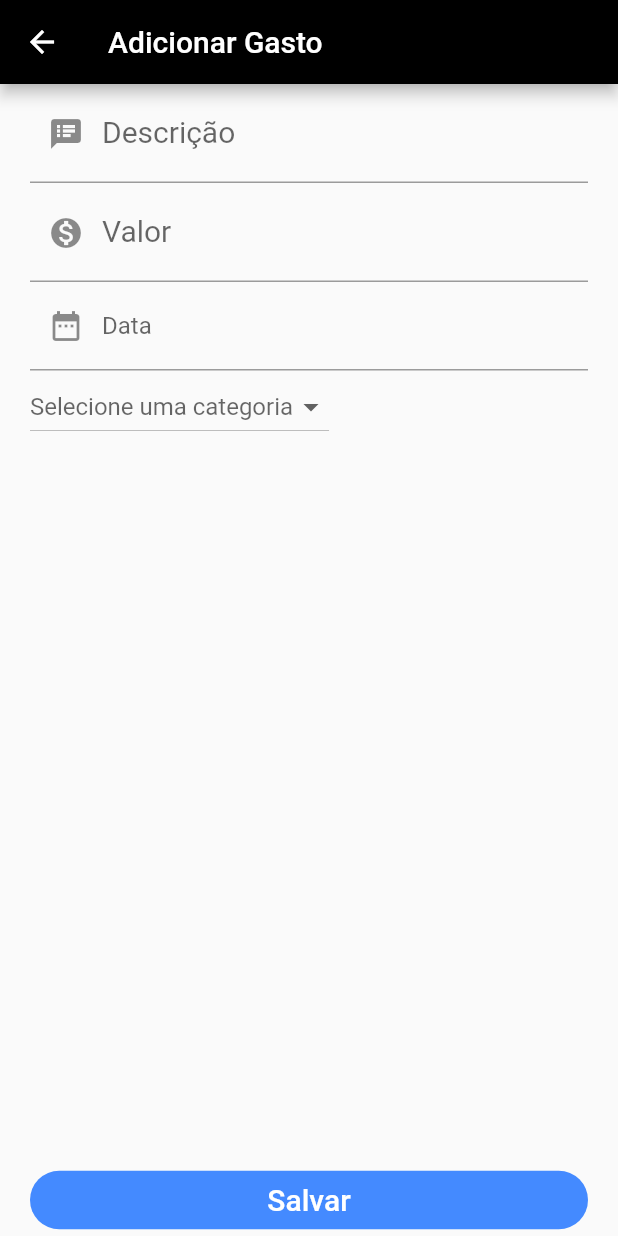
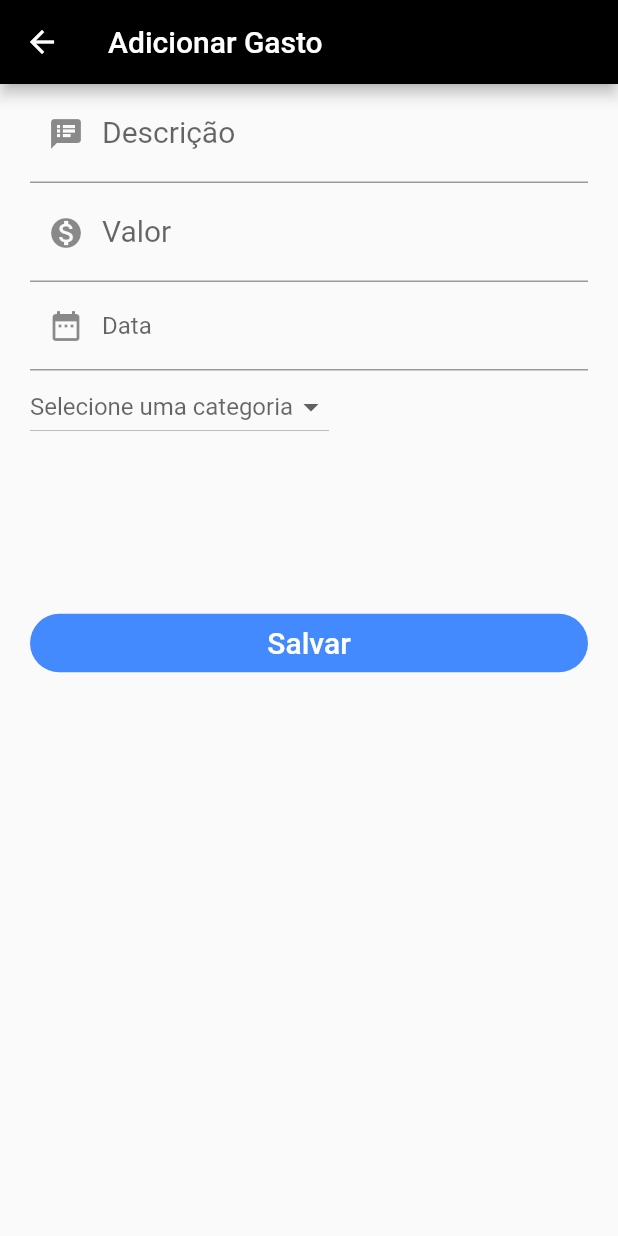
Before and after one commit to Kotayz/gerenciamento-de-financas, a Flutter app: the AddExpensePage screen opened directly, on a phone screen of 412 x 824 dp. Run offline on Flutter 3.47's test engine with Material 2 defaults, Android fonts, the phone set to English and light mode, and no system bars; drawn by our look-alikes of datetime_picker_formfield; our stand-ins replace carousel_slider, dio, flutter_clean_architecture, font_awesome_flutter, shared_preferences; accounts and stored records are empty.

Commit message:
Implementação dos recursos para salvar expense

```diff
--- a/lib/app/pages/AddExpense/add_expense_controller.dart
+++ b/lib/app/pages/AddExpense/add_expense_controller.dart
@@ -1,9 +1,35 @@
+import 'package:flutter/material.dart';
 import 'package:flutter_clean_architecture/flutter_clean_architecture.dart';
 import 'package:gerenciar_financas_app/app/base_controller.dart';
+import 'package:gerenciar_financas_app/data/repositories/expense.dart';
+
+import 'add_expense_presenter.dart';
 
 class AddExpenseController extends BaseController {
+  final TextEditingController titleTextController = TextEditingController();
+  final TextEditingController valueTextController = TextEditingController();
+  final TextEditingController dateTimeTextController = TextEditingController();
+  final TextEditingController categoryTextController = TextEditingController();
+
+  final AddExpensePresenter _addExpensePresenter;
+
+  AddExpenseController()
+      : _addExpensePresenter = AddExpensePresenter(ExpenseRepository()),
+        super();
+
   @override
   void initListeners() {
     // TODO: implement initListeners
   }
+
+  void saveExpense() {
+    _addExpensePresenter.saveExpense(
+      titleTextController.text,
+      double.parse(valueTextController.text),
+      DateTime.parse(dateTimeTextController.text),
+      categoryTextController.text,
+    );
+
+    refreshUI();
+  }
 }
--- a/lib/app/pages/AddExpense/add_expense_view.dart
+++ b/lib/app/pages/AddExpense/add_expense_view.dart
@@ -41,6 +41,7 @@ class _AddExpensePageState
   @override
   Widget buildPage() {
     return Scaffold(
+      key: globalKey,
       appBar: AppBar(
         title: Text('Adicionar Gasto'),
       ),
@@ -49,11 +50,11 @@ class _AddExpensePageState
         padding: EdgeInsets.symmetric(horizontal: 20),
         child: Container(
           child: Column(
-            mainAxisAlignment: MainAxisAlignment.center,
             crossAxisAlignment: CrossAxisAlignment.start,
-            mainAxisSize: MainAxisSize.min,
             children: <Widget>[
-              TextFormField(
+              Flexible(
+                flex: 1,
+                child: TextFormField(
                   decoration: InputDecoration(
                     labelText: 'Descrição',
                     focusColor: Colors.white,
@@ -67,7 +68,10 @@ class _AddExpensePageState
                     decorationColor: Colors.white,
                   ),
                 ),
-              TextFormField(
+              ),
+              Flexible(
+                flex: 1,
+                child: TextFormField(
                   decoration: InputDecoration(
                     labelText: 'Valor',
                     focusColor: Colors.white,
@@ -82,7 +86,10 @@ class _AddExpensePageState
                   ),
                   keyboardType: TextInputType.number,
                 ),
-              DateTimeField(
+              ),
+              Flexible(
+                flex: 1,
+                child: DateTimeField(
                   decoration: InputDecoration(
                     labelText: 'Data',
                     prefixIcon: Icon(Icons.date_range),
@@ -91,21 +98,28 @@ class _AddExpensePageState
                   onShowPicker: (context, currentValue) async {
                     final time = await showTimePicker(
                       context: context,
-                    initialTime:
-                        TimeOfDay.fromDateTime(currentValue ?? DateTime.now()),
+                      initialTime: TimeOfDay.fromDateTime(
+                          currentValue ?? DateTime.now()),
                     );
                     return DateTimeField.convert(time);
                   },
                 ),
-              DropdownButton(
+              ),
+              Flexible(
+                flex: 1,
+                child: DropdownButton(
                   items: categories,
-                onChanged: (String value){},
+                  onChanged: (String value) {},
                   hint: Text('Selecione uma categoria'),
                 ),
+              ),
               Spacer(flex: 1),
-              Row(children: <Widget>[
-                Expanded(child: doneButton('Salvar', 20))
-              ])
+              Flexible(
+                flex: 2,
+                child: Row(
+                  children: <Widget>[Expanded(child: saveButton('Salvar', 20))],
+                ),
+              )
             ],
           ),
         ),
@@ -113,13 +127,7 @@ class _AddExpensePageState
     );
   }
 
-  Widget reusableTextHeader(String value) {
-    return Text(value,
-        style: TextStyle(
-            fontSize: 35, fontWeight: FontWeight.bold, color: Colors.black));
-  }
-
-  Widget doneButton(String text, double fontSize) {
+  Widget saveButton(String text, double fontSize) {
     return FlatButton(
       color: Colors.blueAccent,
       textColor: Colors.white,
@@ -128,33 +136,7 @@ class _AddExpensePageState
       highlightColor: Colors.indigoAccent,
       shape: RoundedRectangleBorder(borderRadius: BorderRadius.circular(30.0)),
       child: Text(text, style: TextStyle(fontSize: fontSize)),
-      onPressed: () {},
-    );
-  }
-
-  Widget reusableTextFieldWithTextStyle(
-    String labelText,
-    double fontSize, {
-    TextInputType inputType = TextInputType.text,
-    TextEditingController textController,
-    FormFieldValidator<String> validator,
-  }) {
-    return TextFormField(
-      controller: textController,
-      keyboardType: inputType,
-//      autovalidate: controller.autoValidatePersonalDataForm,
-      validator: validator,
-      decoration: InputDecoration(
-        labelText: labelText,
-        focusColor: Colors.white,
-        hoverColor: Colors.white,
-        fillColor: Colors.white,
-      ),
-      style: TextStyle(
-        fontSize: fontSize,
-        color: Colors.white,
-        decorationColor: Colors.white,
-      ),
+      onPressed: controller.saveExpense,
     );
   }
 }
--- a/lib/app/pages/Home/home_view.dart
+++ b/lib/app/pages/Home/home_view.dart
@@ -9,6 +9,8 @@ const icons = {
   'MERCADO': FontAwesomeIcons.shoppingBasket,
   'PETSHOP': FontAwesomeIcons.paw,
   'ALIMENTATION': FontAwesomeIcons.hamburger,
+  'TRANSPORTATION': FontAwesomeIcons.taxi,
+  'TRAVEL': FontAwesomeIcons.suitcaseRolling,
 };
 
 class HomePage extends View {
--- a/lib/domain/usecases/save_expense.dart
+++ b/lib/domain/usecases/save_expense.dart
@@ -35,6 +35,7 @@ class SaveExpenseUseCaseParams {
   final String title;
   final double value;
   final DateTime dateTime;
+  final String category;
 
-  SaveExpenseUseCaseParams(this.title, this.value, this.dateTime);
+  SaveExpenseUseCaseParams(this.title, this.value, this.dateTime, this.category);
 }
```
Also changed, not shown: lib/app/pages/AddExpense/add_expense_presenter.dart (added, +56 -0 lines), lib/app/pages/Home/home_presenter.dart (+0 -15 lines). Lines whose indentation alone changed are shown as unchanged.
